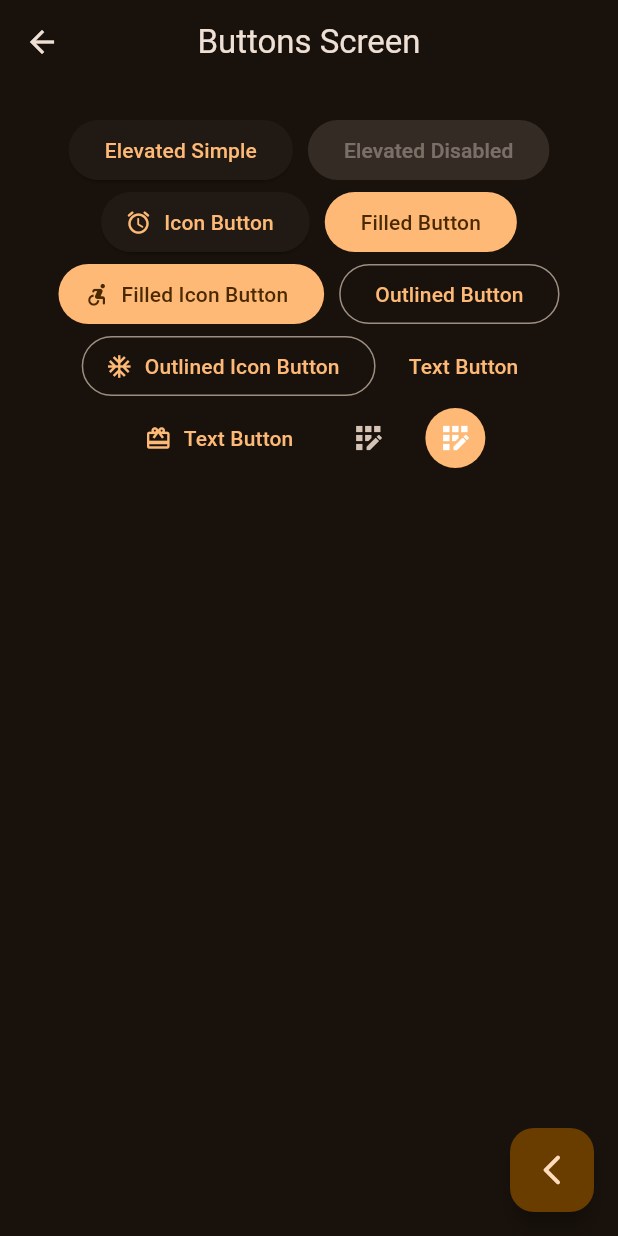
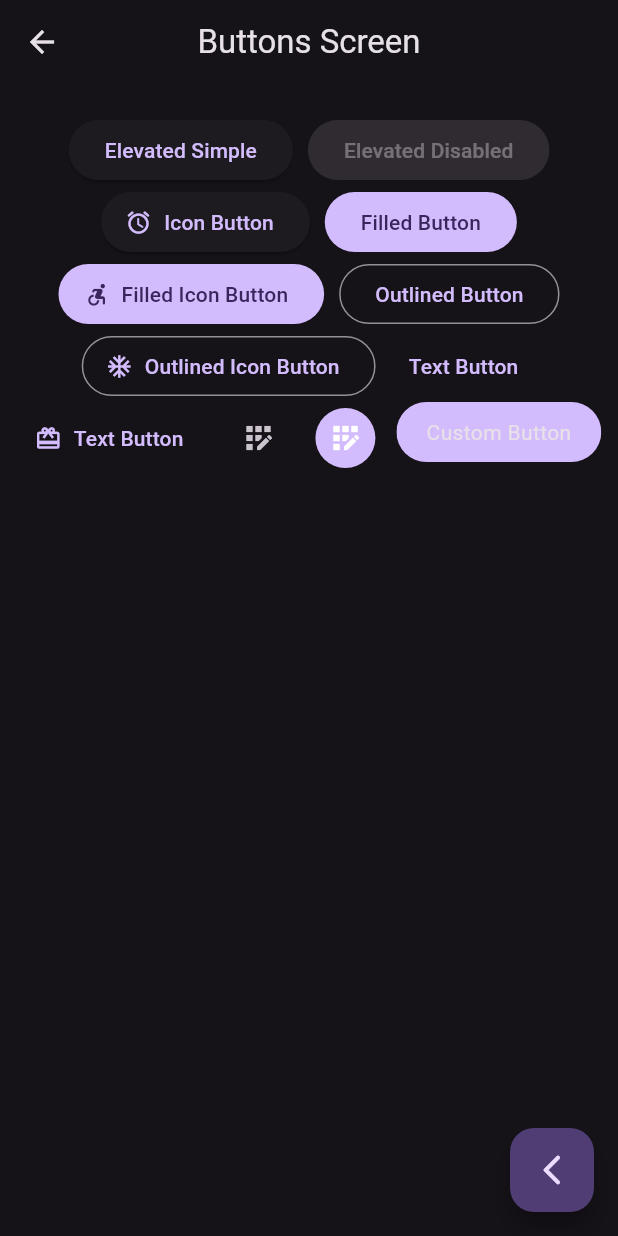
Before and after one commit to reyduar/flutter_widgets_app, a Flutter app: the screen it shows after launch, after a tap on "Buttons", on a phone screen of 412 x 824 dp. Run offline on Flutter 3.47's test engine with Material 2 defaults, Android fonts, the phone set to English and light mode, and no system bars; our stand-ins replace go_router.

Commit message:
Added custom buttons

```diff
--- a/lib/main.dart
+++ b/lib/main.dart
@@ -14,7 +14,7 @@ class MainApp extends StatelessWidget {
     return MaterialApp.router(
       routerConfig: appRouter,
       debugShowCheckedModeBanner: false,
-      theme: AppTheme(selectedColor: 5).getTheme(),
+      theme: AppTheme(selectedColor: 8).getTheme(),
     );
   }
 }
--- a/lib/presentation/screens/buttons/buttons_screen.dart
+++ b/lib/presentation/screens/buttons/buttons_screen.dart
@@ -77,9 +77,32 @@ class _ButtonsView extends StatelessWidget {
                   backgroundColor: MaterialStatePropertyAll(colors.primary),
                   iconColor: const MaterialStatePropertyAll(Colors.white)),
             ),
+            const CustomButton()
           ],
         ),
       ),
     );
   }
 }
+
+class CustomButton extends StatelessWidget {
+  const CustomButton({super.key});
+
+  @override
+  Widget build(BuildContext context) {
+    final colors = Theme.of(context).colorScheme;
+    return ClipRRect(
+      borderRadius: BorderRadius.circular(20),
+      child: Material(
+        color: colors.primary,
+        child: InkWell(
+          onTap: () {},
+          child: Padding(
+            padding: const EdgeInsets.symmetric(horizontal: 20, vertical: 10),
+            child: const Text('Custom Button'),
+          ),
+        ),
+      ),
+    );
+  }
+}
```
